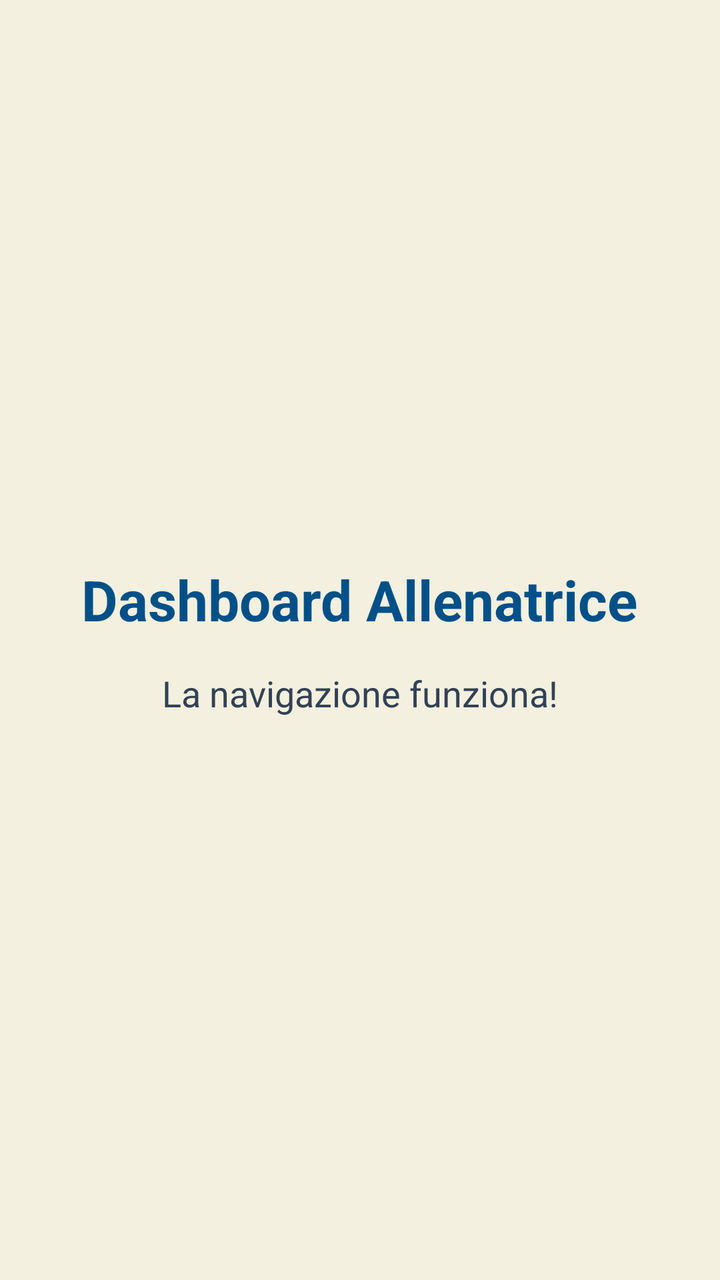
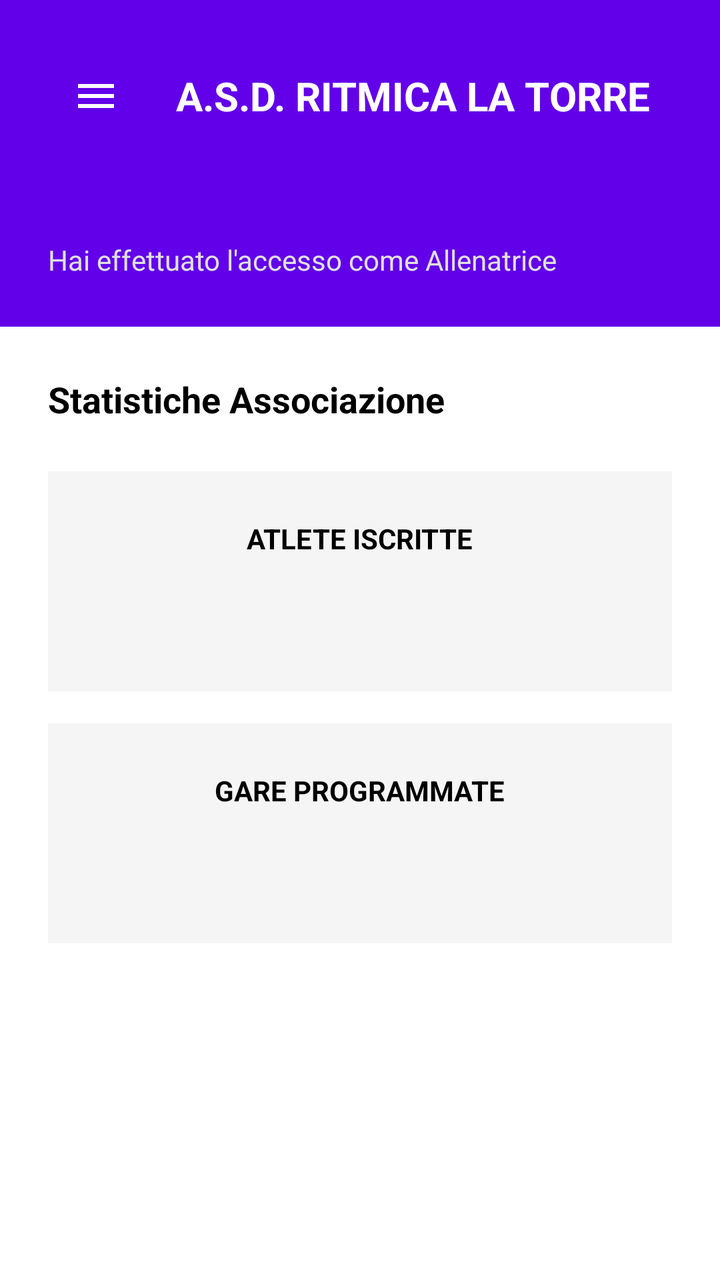

An Android layout rendered at two revisions. The XML below is the earlier revision; the diff shows what the commit changed to produce the second picture.
<!-- AndroidManifest.xml: application theme Theme.GinnasticaRitmica -->
<!-- res/layout/fragment_coach_dashboard.xml -->
<?xml version="1.0" encoding="utf-8"?>
<layout xmlns:android="http://schemas.android.com/apk/res/android"
    xmlns:tools="http://schemas.android.com/tools">

    <LinearLayout
        android:layout_width="match_parent"
        android:layout_height="match_parent"
        android:orientation="vertical"
        android:gravity="center"
        android:background="#F3F0DF"
        tools:context=".CoachDashboardFragment">

        <TextView
            android:layout_width="wrap_content"
            android:layout_height="wrap_content"
            android:text="Dashboard Allenatrice"
            android:textSize="28sp"
            android:textStyle="bold"
            android:textColor="#005088" />

        <TextView
            android:layout_width="wrap_content"
            android:layout_height="wrap_content"
            android:text="La navigazione funziona!"
            android:textSize="18sp"
            android:layout_marginTop="16dp"
            android:textColor="#334155" />

    </LinearLayout>
</layout>
<!-- resources referenced by this layout -->
<resources>
  <style name="Theme.GinnasticaRitmica" parent="Base.Theme.GinnasticaRitmica" />
  <style name="Base.Theme.GinnasticaRitmica" parent="Theme.Material3.DayNight.NoActionBar">
          
          
      </style>
</resources>

<!-- the commit's change to res/layout/fragment_coach_dashboard.xml (unified diff, before → after) -->
@@ -1,30 +1,142 @@
 <?xml version="1.0" encoding="utf-8"?>
 <layout xmlns:android="http://schemas.android.com/apk/res/android"
+    xmlns:app="http://schemas.android.com/apk/res-auto"
     xmlns:tools="http://schemas.android.com/tools">
 
-    <LinearLayout
+    <data>
+        <variable
+            name="viewModel"
+            type="com.example.ginnasticaritmica.CoachViewModel" />
+    </data>
+
+    <androidx.drawerlayout.widget.DrawerLayout
+        android:id="@+id/drawerLayout"
         android:layout_width="match_parent"
         android:layout_height="match_parent"
-        android:orientation="vertical"
-        android:gravity="center"
-        android:background="#F3F0DF"
         tools:context=".CoachDashboardFragment">
 
-        <TextView
+        <LinearLayout
+            android:layout_width="match_parent"
+            android:layout_height="match_parent"
+            android:orientation="vertical"
+            android:background="#FFFFFF">
+
+            <LinearLayout
+                android:layout_width="match_parent"
+                android:layout_height="wrap_content"
+                android:background="#6200EA"
+                android:padding="24dp"
+                android:orientation="vertical">
+
+                <LinearLayout
+                    android:layout_width="match_parent"
+                    android:layout_height="wrap_content"
+                    android:orientation="horizontal"
+                    android:gravity="center_vertical">
+
+                    <ImageButton
+                        android:id="@+id/btnHamburger"
+                        android:layout_width="48dp"
+                        android:layout_height="48dp"
+                        android:background="?attr/selectableItemBackgroundBorderless"
+                        android:src="@drawable/ic_menu"
+                        app:tint="#FFFFFF"
+                        android:layout_marginEnd="16dp" />
+
+                    <TextView
+                        android:layout_width="wrap_content"
+                        android:layout_height="wrap_content"
+                        android:text="A.S.D. RITMICA LA TORRE"
+                        android:textColor="#FFFFFF"
+                        android:textSize="20sp"
+                        android:textStyle="bold" />
+                </LinearLayout>
+
+                <TextView
+                    android:layout_width="wrap_content"
+                    android:layout_height="wrap_content"
+                    android:text="@{`Benvenuta, ` + viewModel.coachName + `!`}"
+                    android:textColor="#FFFFFF"
+                    android:textSize="24sp"
+                    android:layout_marginTop="16dp"
+                    android:textStyle="bold" />
+
+                <TextView
+                    android:layout_width="wrap_content"
+                    android:layout_height="wrap_content"
+                    android:text="Hai effettuato l'accesso come Allenatrice"
+                    android:textColor="#E0E0E0"
+                    android:textSize="14sp" />
+            </LinearLayout>
+
+            <TextView
+                android:layout_width="wrap_content"
+                android:layout_height="wrap_content"
+                android:text="Statistiche Associazione"
+                android:textColor="#000000"
+                android:textSize="18sp"
+                android:textStyle="bold"
+                android:layout_margin="24dp" />
+
+            <LinearLayout
+                android:layout_width="match_parent"
+                android:layout_height="wrap_content"
+                android:orientation="vertical"
+                android:background="#F5F5F5"
+                android:padding="24dp"
+                android:layout_marginHorizontal="24dp"
+                android:layout_marginBottom="16dp"
+                android:gravity="center">
+
+                <TextView
+                    android:layout_width="wrap_content"
+                    android:layout_height="wrap_content"
+                    android:text="ATLETE ISCRITTE"
+                    android:textColor="#000000"
+                    android:textStyle="bold" />
+
+                <TextView
+                    android:layout_width="wrap_content"
+                    android:layout_height="wrap_content"
+                    android:text="@{String.valueOf(viewModel.atleteIscritte)}"
+                    android:textColor="#6200EA"
+                    android:textSize="32sp"
+                    android:textStyle="bold" />
+            </LinearLayout>
+
+            <LinearLayout
+                android:layout_width="match_parent"
+                android:layout_height="wrap_content"
+                android:orientation="vertical"
+                android:background="#F5F5F5"
+                android:padding="24dp"
+                android:layout_marginHorizontal="24dp"
+                android:layout_marginBottom="16dp"
+                android:gravity="center">
+
+                <TextView
+                    android:layout_width="wrap_content"
+                    android:layout_height="wrap_content"
+                    android:text="GARE PROGRAMMATE"
+                    android:textColor="#000000"
+                    android:textStyle="bold" />
+
+                <TextView
+                    android:layout_width="wrap_content"
+                    android:layout_height="wrap_content"
+                    android:text="@{String.valueOf(viewModel.gareProgrammate)}"
+                    android:textColor="#6200EA"
+                    android:textSize="32sp"
+                    android:textStyle="bold" />
+            </LinearLayout>
+        </LinearLayout>
+
+        <com.google.android.material.navigation.NavigationView
+            android:id="@+id/navView"
             android:layout_width="wrap_content"
-            android:layout_height="wrap_content"
-            android:text="Dashboard Allenatrice"
-            android:textSize="28sp"
-            android:textStyle="bold"
-            android:textColor="#005088" />
+            android:layout_height="match_parent"
+            android:layout_gravity="start"
+            app:menu="@menu/coach_drawer_menu" />
 
-        <TextView
-            android:layout_width="wrap_content"
-            android:layout_height="wrap_content"
-            android:text="La navigazione funziona!"
-            android:textSize="18sp"
-            android:layout_marginTop="16dp"
-            android:textColor="#334155" />
-
-    </LinearLayout>
+    </androidx.drawerlayout.widget.DrawerLayout>
 </layout>
<!-- resource entries referenced after the edit -->
@@ -1,5 +1,11 @@
 <!-- resources referenced by this layout -->
 <resources>
+  <!-- drawable ic_menu (drawable) -->
+  <vector xmlns:android="http://schemas.android.com/apk/res/android" android:height="24dp" android:tint="#000000" android:viewportHeight="24" android:viewportWidth="24" android:width="24dp">
+        
+      <path android:fillColor="@android:color/white" android:pathData="M3,18h18v-2L3,16v2zM3,13h18v-2L3,11v2zM3,6v2h18L21,6L3,6z"/>
+      
+  </vector>
   <style name="Theme.GinnasticaRitmica" parent="Base.Theme.GinnasticaRitmica" />
   <style name="Base.Theme.GinnasticaRitmica" parent="Theme.Material3.DayNight.NoActionBar">
           
